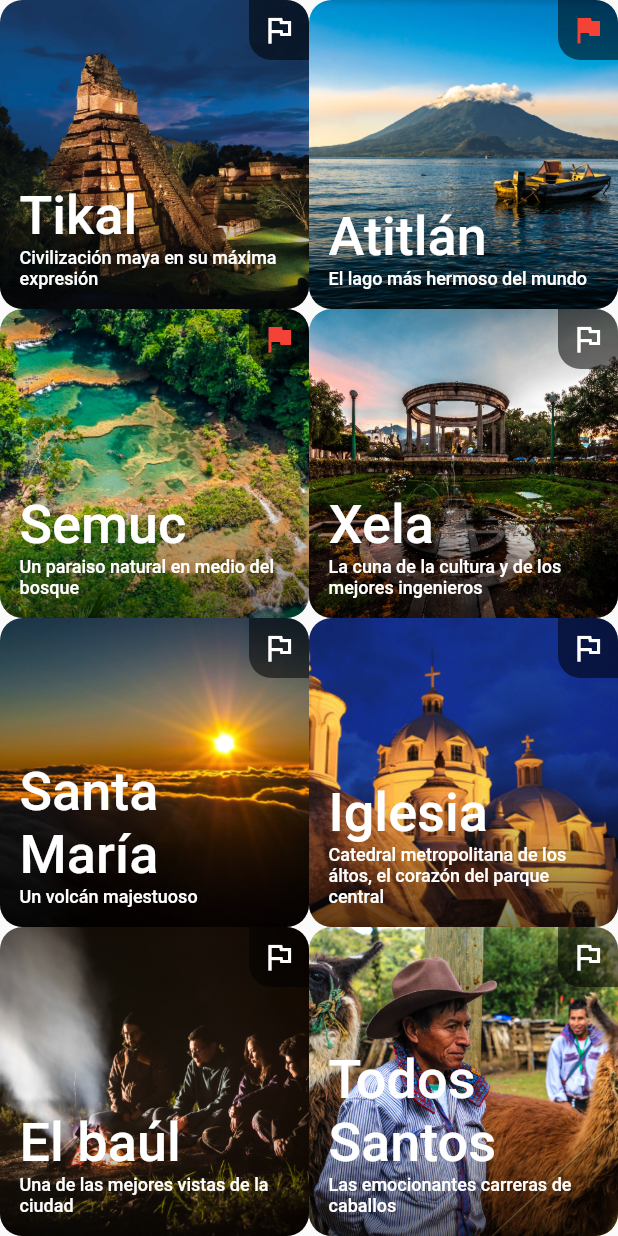
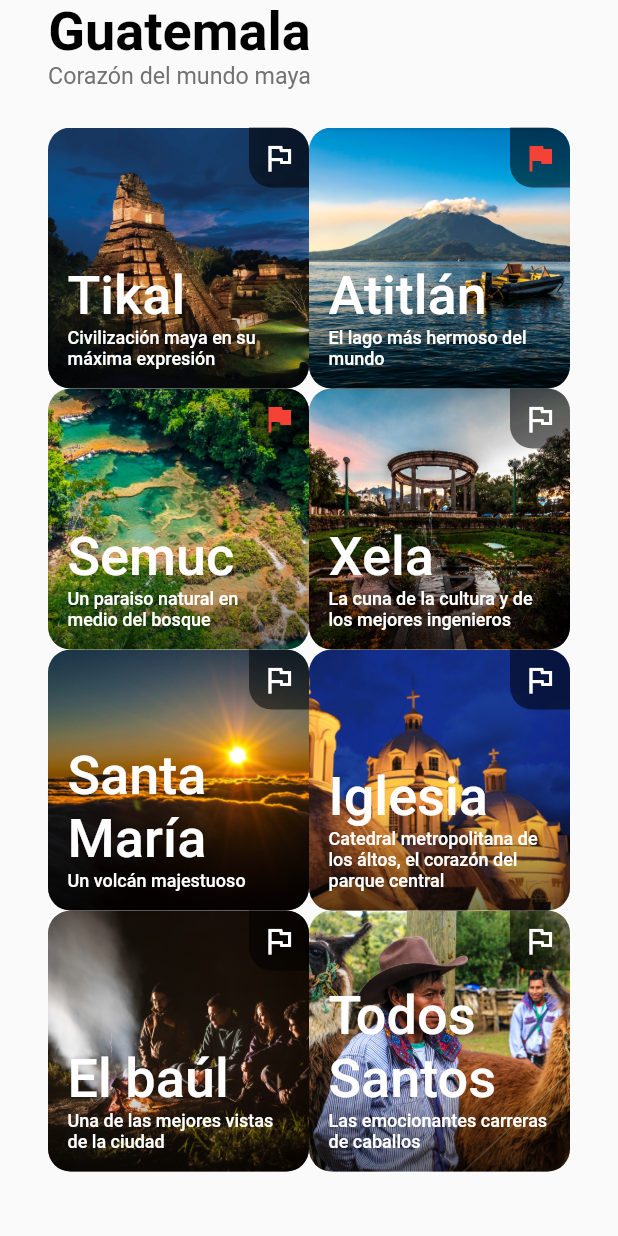
Before and after one commit to agom26/Tercer_parcial_dispositivos_moviles, a Flutter app: the PlacesPage widget shown alone on an empty page, opened directly, on a phone screen of 412 x 824 dp. Run offline on Flutter 3.47's test engine with Material 2 defaults, Android fonts, the phone set to English and light mode, and no system bars; our stand-ins replace flutter_riverpod.

Commit message:
Mostrar lugares con padding

```diff
--- a/lib/screens/home.dart
+++ b/lib/screens/home.dart
@@ -1,12 +1,12 @@
 import 'package:flutter/material.dart';
 import 'package:flutter_riverpod/flutter_riverpod.dart';
+import 'package:parcial3/widgets.dart';
 import 'package:parcial3/services/data.dart';
-import 'package:parcial3/widgets.dart';
 
 int _selectedIndex = 0;
 
 class HomeScreen extends StatefulWidget {
-  const HomeScreen({Key? key});
+  const HomeScreen({super.key});
 
   @override
   State<HomeScreen> createState() => _HomeScreenState();
@@ -36,8 +36,7 @@ class _HomeScreenState extends State<HomeScreen> {
               icon: Icon(Icons.pin_drop),
               label: 'Visitados',
             ),
-        ],
-      ),
+          ]),
     );
   }
 }
@@ -49,7 +48,27 @@ class PlacesPage extends ConsumerWidget {
 
   @override
   Widget build(BuildContext context, WidgetRef ref) {
-    return GridView.builder(
+    return Column(
+      mainAxisAlignment: MainAxisAlignment.start,
+      crossAxisAlignment: CrossAxisAlignment.start,
+      children: [
+        Padding(
+          padding: const EdgeInsets.symmetric(horizontal: 32.0),
+          child: Column(
+            children: [
+              Text('Guatemala', style: Theme.of(context).textTheme.headline6),
+              Text('Corazón del mundo maya',
+                  style: Theme.of(context).textTheme.subtitle1),
+            ],
+          ),
+        ),
+        const SizedBox(
+          height: 25,
+        ),
+        Expanded(
+          child: Padding(
+            padding: EdgeInsets.symmetric(horizontal: 32.0),
+            child: GridView.builder(
               gridDelegate: const SliverGridDelegateWithFixedCrossAxisCount(
                 crossAxisCount: 2,
               ),
@@ -63,6 +82,10 @@ class PlacesPage extends ConsumerWidget {
                   visited: place.visited,
                 );
               },
+            ),
+          ),
+        ),
+      ],
     );
   }
 }
@@ -91,8 +114,7 @@ class VisitsPage extends ConsumerWidget {
               padding: EdgeInsets.symmetric(horizontal: 32),
               child: Center(
                 child: Text('Aqui va la lista con lugares ya visitados'),
-            ),
-          ),
+              )),
         ),
       ],
     );
```
Lines whose indentation alone changed are shown as unchanged.
